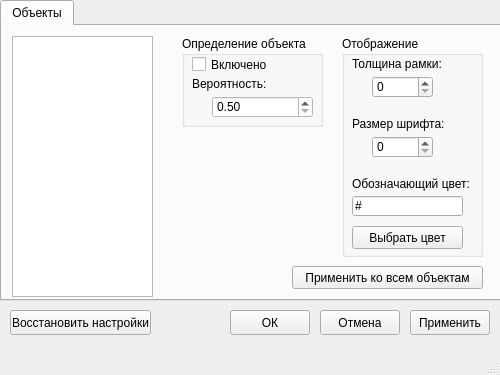
Before: the Qt Designer form view/SettingsWindow.ui in AlertRED/GUI-for-opencv, drawn with Qt 5.
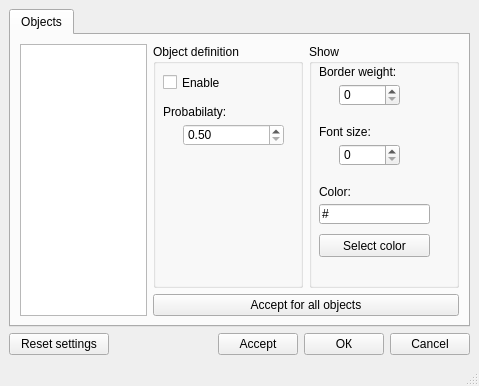
After: the same form once the commit is applied.

The edit to the form file:
```diff
--- a/view/SettingsWindow.ui
+++ b/view/SettingsWindow.ui
@@ -9,10 +9,16 @@
    <rect>
     <x>0</x>
     <y>0</y>
-    <width>500</width>
-    <height>375</height>
+    <width>479</width>
+    <height>386</height>
    </rect>
   </property>
+  <property name="sizePolicy">
+   <sizepolicy hsizetype="Preferred" vsizetype="Preferred">
+    <horstretch>0</horstretch>
+    <verstretch>0</verstretch>
+   </sizepolicy>
+  </property>
   <property name="tabletTracking">
    <bool>false</bool>
   </property>
@@ -44,51 +50,73 @@
    <set>QMainWindow::AllowTabbedDocks|QMainWindow::AnimatedDocks</set>
   </property>
   <widget class="QWidget" name="centralwidget">
+   <layout class="QGridLayout" name="gridLayout">
+    <item row="1" column="0" colspan="2">
+     <widget class="QPushButton" name="pushButton_4">
+      <property name="sizePolicy">
+       <sizepolicy hsizetype="Fixed" vsizetype="Fixed">
+        <horstretch>0</horstretch>
+        <verstretch>0</verstretch>
+       </sizepolicy>
+      </property>
+      <property name="minimumSize">
+       <size>
+        <width>100</width>
+        <height>0</height>
+       </size>
+      </property>
+      <property name="text">
+       <string>Reset settings</string>
+      </property>
+     </widget>
+    </item>
+    <item row="0" column="0" colspan="5">
    <widget class="QTabWidget" name="tabWidget">
-    <property name="geometry">
-     <rect>
-      <x>0</x>
-      <y>0</y>
-      <width>501</width>
-      <height>301</height>
-     </rect>
-    </property>
     <property name="sizePolicy">
-     <sizepolicy hsizetype="Expanding" vsizetype="Expanding">
+       <sizepolicy hsizetype="Expanding" vsizetype="Preferred">
       <horstretch>0</horstretch>
       <verstretch>0</verstretch>
      </sizepolicy>
     </property>
+      <property name="minimumSize">
+       <size>
+        <width>0</width>
+        <height>300</height>
+       </size>
+      </property>
     <property name="currentIndex">
      <number>0</number>
     </property>
     <widget class="QWidget" name="tab">
      <attribute name="title">
-      <string>Объекты</string>
-     </attribute>
+        <string>Objects</string>
+       </attribute>
+       <layout class="QGridLayout" name="gridLayout_2">
+        <item row="0" column="0" rowspan="2">
+         <widget class="QListWidget" name="listWidget"/>
+        </item>
+        <item row="0" column="1">
      <widget class="QGroupBox" name="groupBox">
-      <property name="geometry">
-       <rect>
-        <x>180</x>
-        <y>10</y>
-        <width>141</width>
-        <height>91</height>
-       </rect>
+          <property name="minimumSize">
+           <size>
+            <width>150</width>
+            <height>200</height>
+           </size>
       </property>
       <property name="title">
-       <string>Определение объекта</string>
+           <string>Object definition</string>
       </property>
       <widget class="QCheckBox" name="checkBox">
        <property name="geometry">
         <rect>
          <x>10</x>
-         <y>20</y>
+             <y>30</y>
          <width>81</width>
          <height>17</height>
         </rect>
        </property>
        <property name="text">
-        <string>Включено</string>
+            <string>Enable</string>
        </property>
        <property name="checked">
         <bool>false</bool>
@@ -98,20 +126,20 @@
        <property name="geometry">
         <rect>
          <x>10</x>
-         <y>40</y>
-         <width>121</width>
-         <height>16</height>
-        </rect>
-       </property>
-       <property name="text">
-        <string>Вероятность:</string>
-       </property>
-      </widget>
-      <widget class="QDoubleSpinBox" name="doubleSpinBox">
-       <property name="geometry">
-        <rect>
-         <x>30</x>
          <y>60</y>
+             <width>121</width>
+             <height>16</height>
+            </rect>
+           </property>
+           <property name="text">
+            <string>Probabilaty:</string>
+           </property>
+          </widget>
+          <widget class="QDoubleSpinBox" name="doubleSpinBox">
+           <property name="geometry">
+            <rect>
+             <x>30</x>
+             <y>80</y>
          <width>101</width>
          <height>22</height>
         </rect>
@@ -254,6 +282,15 @@
             </color>
            </brush>
           </colorrole>
+              <colorrole role="PlaceholderText">
+               <brush brushstyle="NoBrush">
+                <color alpha="128">
+                 <red>0</red>
+                 <green>0</green>
+                 <blue>0</blue>
+                </color>
+               </brush>
+              </colorrole>
          </active>
          <inactive>
           <colorrole role="WindowText">
@@ -391,6 +428,15 @@
             </color>
            </brush>
           </colorrole>
+              <colorrole role="PlaceholderText">
+               <brush brushstyle="NoBrush">
+                <color alpha="128">
+                 <red>0</red>
+                 <green>0</green>
+                 <blue>0</blue>
+                </color>
+               </brush>
+              </colorrole>
          </inactive>
          <disabled>
           <colorrole role="WindowText">
@@ -528,6 +574,15 @@
             </color>
            </brush>
           </colorrole>
+              <colorrole role="PlaceholderText">
+               <brush brushstyle="NoBrush">
+                <color alpha="128">
+                 <red>0</red>
+                 <green>0</green>
+                 <blue>0</blue>
+                </color>
+               </brush>
+              </colorrole>
          </disabled>
         </palette>
        </property>
@@ -545,17 +600,17 @@
        </property>
       </widget>
      </widget>
+        </item>
+        <item row="0" column="2">
      <widget class="QGroupBox" name="groupBox_2">
-      <property name="geometry">
-       <rect>
-        <x>340</x>
-        <y>10</y>
-        <width>141</width>
-        <height>221</height>
-       </rect>
+          <property name="minimumSize">
+           <size>
+            <width>150</width>
+            <height>0</height>
+           </size>
       </property>
       <property name="title">
-       <string>Отображение</string>
+           <string>Show</string>
       </property>
       <widget class="QLabel" name="label_3">
        <property name="geometry">
@@ -567,7 +622,7 @@
         </rect>
        </property>
        <property name="text">
-        <string>Толщина рамки:</string>
+            <string>Border weight:</string>
        </property>
       </widget>
       <widget class="QSpinBox" name="spinBox">
@@ -593,7 +648,7 @@
         </rect>
        </property>
        <property name="text">
-        <string>Размер шрифта:</string>
+            <string>Font size:</string>
        </property>
       </widget>
       <widget class="QSpinBox" name="spinBox_2">
@@ -616,7 +671,7 @@
         </rect>
        </property>
        <property name="text">
-        <string>Обозначающий цвет:</string>
+            <string>Color:</string>
        </property>
       </widget>
       <widget class="QLineEdit" name="lineEdit">
@@ -645,87 +700,62 @@
         </rect>
        </property>
        <property name="text">
-        <string>Выбрать цвет</string>
+            <string>Select color</string>
        </property>
       </widget>
      </widget>
-     <widget class="QListWidget" name="listWidget">
-      <property name="geometry">
-       <rect>
-        <x>10</x>
-        <y>10</y>
-        <width>141</width>
-        <height>261</height>
-       </rect>
-      </property>
-     </widget>
+        </item>
+        <item row="1" column="1" colspan="2">
      <widget class="QPushButton" name="pushButton_6">
-      <property name="geometry">
-       <rect>
-        <x>290</x>
-        <y>240</y>
-        <width>191</width>
-        <height>23</height>
-       </rect>
-      </property>
       <property name="text">
-       <string>Применить ко всем объектам</string>
-      </property>
-     </widget>
-    </widget>
-   </widget>
+           <string>Accept for all objects</string>
+          </property>
+         </widget>
+        </item>
+       </layout>
+      </widget>
+     </widget>
+    </item>
+    <item row="1" column="2">
    <widget class="QPushButton" name="pushButton">
-    <property name="geometry">
-     <rect>
-      <x>410</x>
-      <y>310</y>
-      <width>80</width>
-      <height>25</height>
-     </rect>
+      <property name="sizePolicy">
+       <sizepolicy hsizetype="Fixed" vsizetype="Fixed">
+        <horstretch>0</horstretch>
+        <verstretch>0</verstretch>
+       </sizepolicy>
     </property>
     <property name="text">
-     <string>Применить</string>
-    </property>
-   </widget>
-   <widget class="QPushButton" name="pushButton_2">
-    <property name="geometry">
-     <rect>
-      <x>320</x>
-      <y>310</y>
-      <width>80</width>
-      <height>25</height>
-     </rect>
-    </property>
-    <property name="text">
-     <string>Отмена</string>
-    </property>
-   </widget>
+       <string>Accept</string>
+      </property>
+     </widget>
+    </item>
+    <item row="1" column="3">
    <widget class="QPushButton" name="pushButton_3">
-    <property name="geometry">
-     <rect>
-      <x>230</x>
-      <y>310</y>
-      <width>80</width>
-      <height>25</height>
-     </rect>
+      <property name="sizePolicy">
+       <sizepolicy hsizetype="Fixed" vsizetype="Fixed">
+        <horstretch>0</horstretch>
+        <verstretch>0</verstretch>
+       </sizepolicy>
     </property>
     <property name="text">
      <string>ОК</string>
     </property>
    </widget>
-   <widget class="QPushButton" name="pushButton_4">
-    <property name="geometry">
-     <rect>
-      <x>10</x>
-      <y>310</y>
-      <width>141</width>
-      <height>25</height>
-     </rect>
+    </item>
+    <item row="1" column="4">
+     <widget class="QPushButton" name="pushButton_2">
+      <property name="sizePolicy">
+       <sizepolicy hsizetype="Fixed" vsizetype="Fixed">
+        <horstretch>0</horstretch>
+        <verstretch>0</verstretch>
+       </sizepolicy>
     </property>
     <property name="text">
-     <string>Восстановить настройки</string>
-    </property>
-   </widget>
+       <string>Cancel</string>
+      </property>
+     </widget>
+    </item>
+   </layout>
   </widget>
   <widget class="QMenuBar" name="menubar">
    <property name="geometry">
```
Left out of the diff: 4 changed lines with no effect on the pictures. Lines whose indentation alone changed are shown as unchanged.
